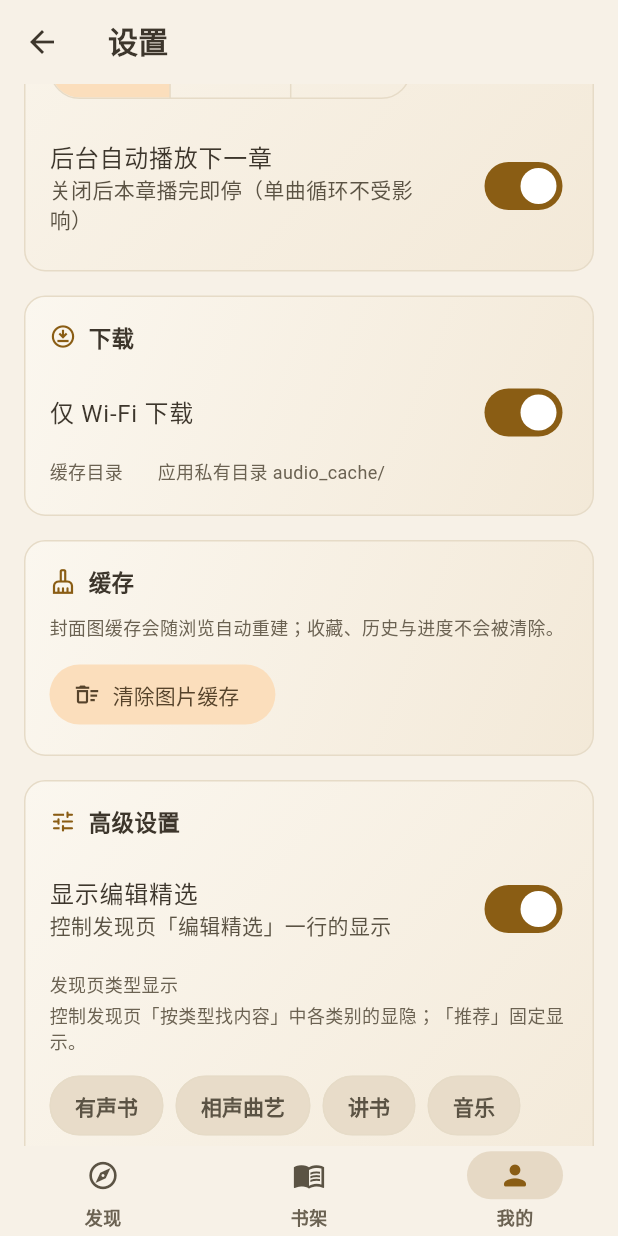
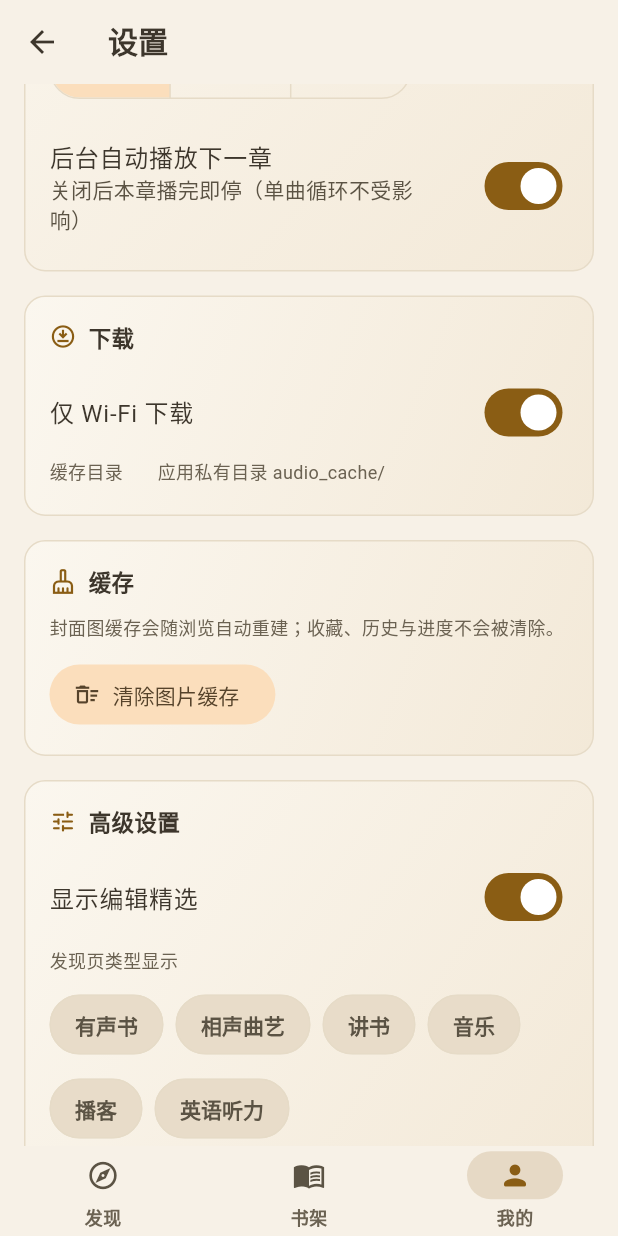
Before and after one commit to 51www/kele-audio, a Flutter app: the SettingsPage screen opened by its route, scrolled down 576 dp, on a phone screen of 412 x 824 dp. Run offline on Flutter 3.47's test engine with Material 3 defaults, Android fonts, the phone set to English and light mode, and no system bars; our stand-ins replace audio_service, cached_network_image, dio, flutter_cache_manager, go_router, qr_flutter and 2 more; missing offline and left inert: dart:js_interop, media_kit; accounts and stored records are empty; network calls fail.

Commit message:
feat: 设置页移除编辑精选与账号绑定冗余说明文案 —— 精简开关副标题与分区引导语，仅保留标题与控件

```diff
--- a/lib/features/profile/pages/settings_page.dart
+++ b/lib/features/profile/pages/settings_page.dart
@@ -176,17 +176,11 @@ class SettingsPage extends StatelessWidget {
                 SwitchListTile(
                   contentPadding: EdgeInsets.zero,
                   title: const Text('显示编辑精选'),
-                  subtitle: const Text('控制发现页「编辑精选」一行的显示'),
                   value: settings.featuredVisible,
                   onChanged: settings.setFeaturedVisible,
                 ),
                 const SizedBox(height: 6),
                 Text('发现页类型显示', style: tokens.captionStyle),
-                const SizedBox(height: 4),
-                Text(
-                  '控制发现页「按类型找内容」中各类别的显隐；「推荐」固定显示。',
-                  style: tokens.captionStyle,
-                ),
                 const SizedBox(height: 10),
                 Wrap(
                   spacing: 8,
@@ -210,11 +204,6 @@ class SettingsPage extends StatelessWidget {
             child: Column(
               crossAxisAlignment: CrossAxisAlignment.start,
               children: [
-                Text(
-                  '绑定第三方账号解锁进阶能力，功能陆续上线。',
-                  style: tokens.captionStyle,
-                ),
-                const SizedBox(height: 4),
                 _BindingRow(
                   icon: Icons.smart_display_outlined,
                   title: 'B 站账号',
```
